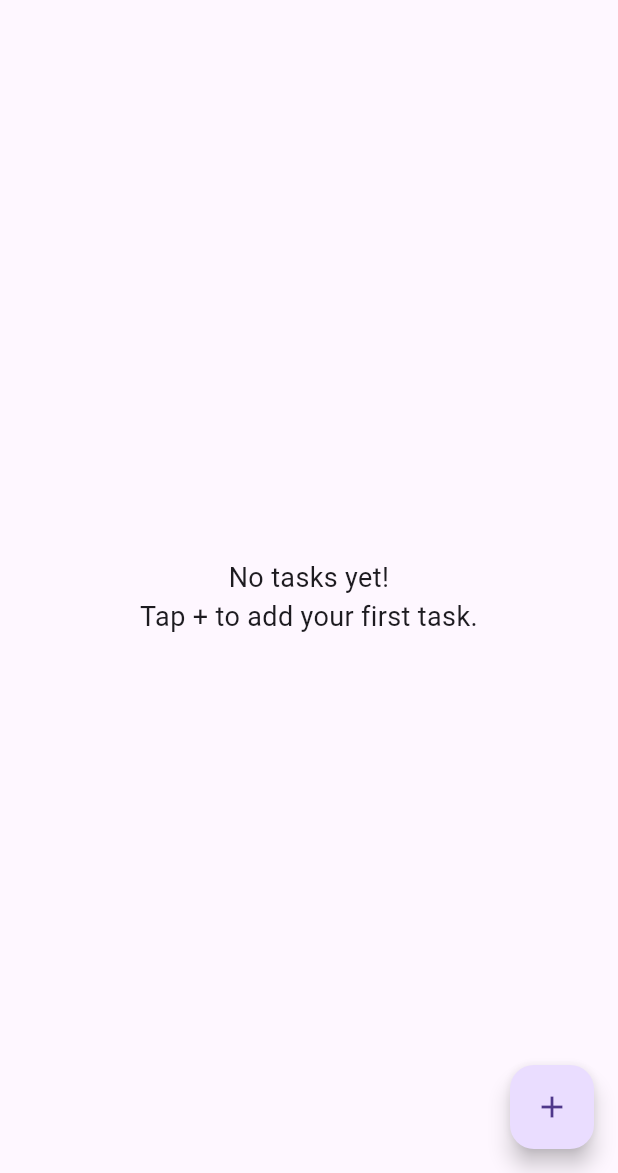
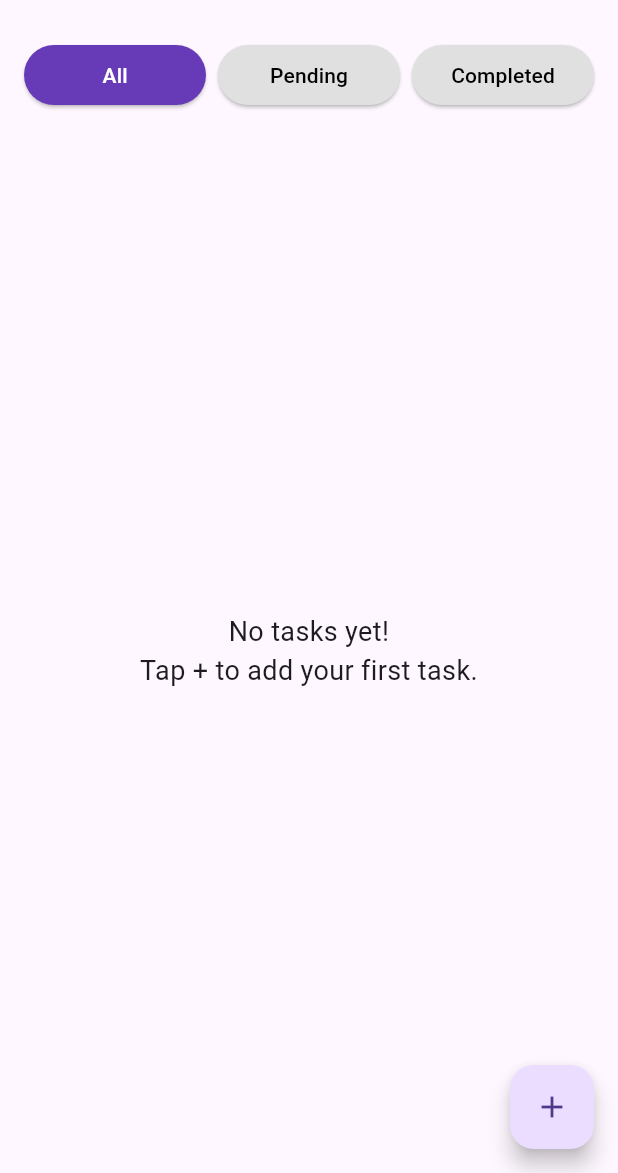
Before and after one commit to mayanksongade-byte/task-manager-app, a Flutter app: the screen it shows after launch, on a phone screen of 412 x 824 dp, the part 63-1236 px from its top. Run offline on Flutter 3.47's test engine with Material 3 defaults, Android fonts, the phone set to English and light mode, and no system bars; our stand-ins replace get, sqflite; accounts and stored records are empty.

Commit message:
feat: add All, Pending and Completed task filters

```diff
--- a/lib/controllers/task_controller.dart
+++ b/lib/controllers/task_controller.dart
@@ -54,4 +54,27 @@ class TaskController extends GetxController {
     // Save the changed task in SQLite.
     await updateTask(updatedTask);
   }
+
+  // Stores the currently selected filter.
+  var selectedFilter = 'All'.obs;
+
+  // Returns tasks according to the selected filter.
+  List<TaskModel> get filteredTasks {
+    // Show every task.
+    if (selectedFilter.value == 'All') {
+      return tasks;
+    }
+
+    // Show only pending tasks.
+    if (selectedFilter.value == 'Pending') {
+      return tasks.where((task) => !task.isCompleted).toList();
+    }
+
+    // Show only completed tasks.
+    if (selectedFilter.value == 'Completed') {
+      return tasks.where((task) => task.isCompleted).toList();
+    }
+
+    return tasks;
+  }
 }
--- a/lib/screens/home_screen.dart
+++ b/lib/screens/home_screen.dart
@@ -27,6 +27,8 @@ class _HomeScreenState extends State<HomeScreen> {
   Widget build(BuildContext context) {
     return Scaffold(
       appBar: AppBar(title: const Text('Task Manager'), centerTitle: true),
+
+      // Button to add a new task.
       floatingActionButton: FloatingActionButton(
         onPressed: () {
           Get.to(() => const AddEditTaskScreen());
@@ -35,54 +37,85 @@ class _HomeScreenState extends State<HomeScreen> {
       ),
 
       body: Obx(() {
-        // Check whether there are any tasks.
-        if (controller.tasks.isEmpty) {
-          return const Center(
-            child: Text(
-              'No tasks yet!\nTap + to add your first task.',
-              textAlign: TextAlign.center,
-              style: TextStyle(fontSize: 18),
+        // Get tasks according to the selected filter.
+        final filteredTasks = controller.filteredTasks;
+
+        return Column(
+          children: [
+            // Display All, Pending and Completed buttons.
+            Padding(
+              padding: const EdgeInsets.all(12),
+              child: Row(
+                children: ['All', 'Pending', 'Completed'].map((filter) {
+                  return Expanded(
+                    child: Padding(
+                      padding: const EdgeInsets.symmetric(horizontal: 4),
+                      child: ElevatedButton(
+                        onPressed: () {
+                          controller.selectedFilter.value = filter;
+                        },
+                        style: ElevatedButton.styleFrom(
+                          backgroundColor:
+                              controller.selectedFilter.value == filter
+                              ? Colors.deepPurple
+                              : Colors.grey.shade300,
+                          foregroundColor:
+                              controller.selectedFilter.value == filter
+                              ? Colors.white
+                              : Colors.black,
+                        ),
+                        child: Text(filter),
+                      ),
                     ),
                   );
-        }
+                }).toList(),
+              ),
+            ),
 
-        // Display all saved tasks.
-        return ListView.builder(
-          itemCount: controller.tasks.length,
+            // Show a message if no tasks match the selected filter.
+            Expanded(
+              child: filteredTasks.isEmpty
+                  ? Center(
+                      child: Text(
+                        controller.tasks.isEmpty
+                            ? 'No tasks yet!\nTap + to add your first task.'
+                            : 'No ${controller.selectedFilter.value.toLowerCase()} tasks found.',
+                        textAlign: TextAlign.center,
+                        style: const TextStyle(fontSize: 18),
+                      ),
+                    )
+                  // Display the filtered task list.
+                  : ListView.builder(
+                      itemCount: filteredTasks.length,
                       itemBuilder: (context, index) {
-            final task = controller.tasks[index];
+                        final task = filteredTasks[index];
 
                         return ListTile(
+                          // Display task title.
                           title: Text(task.title),
+
+                          // Display task description.
                           subtitle: Text(task.description),
 
-              // Button to change task status.
+                          // Change Pending / Completed status.
                           leading: IconButton(
                             icon: Icon(
                               task.isCompleted
                                   ? Icons.check_circle
                                   : Icons.radio_button_unchecked,
-                  color: task.isCompleted ? Colors.green : Colors.grey,
+                              color: task.isCompleted
+                                  ? Colors.green
+                                  : Colors.grey,
                             ),
-
                             onPressed: () {
                               controller.toggleTaskStatus(task);
                             },
                           ),
 
-
-
                           trailing: Row(
                             mainAxisSize: MainAxisSize.min,
                             children: [
-                  // Shows the task completion status.
-                  Icon(
-                    task.isCompleted
-                        ? Icons.check_circle
-                        : Icons.pending_actions,
-                  ),
-
-                  // Opens the Edit Task screen.
+                              // Edit task.
                               IconButton(
                                 icon: const Icon(Icons.edit),
                                 onPressed: () {
@@ -90,14 +123,16 @@ class _HomeScreenState extends State<HomeScreen> {
                                 },
                               ),
 
-                  // Opens the Delete confirmation dialog.
+                              // Delete task.
                               IconButton(
-                    icon: const Icon(Icons.delete, color: Colors.red),
+                                icon: const Icon(
+                                  Icons.delete,
+                                  color: Colors.red,
+                                ),
                                 onPressed: () {
                                   Get.defaultDialog(
                                     title: 'Delete Task?',
-                        middleText:
-                            'Are you sure you want to delete this task?',
+                                    middleText: 'Are you sure you want to delete this task?',
                                     textCancel: 'Cancel',
                                     textConfirm: 'Delete',
                                     confirmTextColor: Colors.white,
@@ -106,7 +141,10 @@ class _HomeScreenState extends State<HomeScreen> {
                                       await controller.deleteTask(task.id!);
                                       Get.back();
 
-                          Get.snackbar('Success', 'Task deleted successfully');
+                                      Get.snackbar(
+                                        'Success',
+                                        'Task deleted successfully',
+                                      );
                                     },
                                   );
                                 },
@@ -115,6 +153,9 @@ class _HomeScreenState extends State<HomeScreen> {
                           ),
                         );
                       },
+                    ),
+            ),
+          ],
         );
       }),
     );
```
Lines whose indentation alone changed are shown as unchanged.
